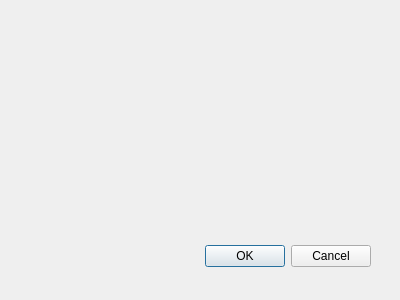
Before: the Qt Designer form sheetproperties.ui in Rolisteam/rolisteam, drawn with Qt 5.
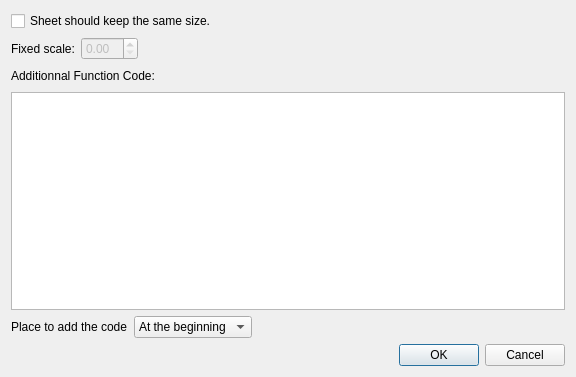
After: the same form once the commit is applied. Icons and pictures are not drawn.

```diff
--- a/sheetproperties.ui
+++ b/sheetproperties.ui
@@ -8,29 +8,149 @@
    <rect>
     <x>0</x>
     <y>0</y>
-    <width>400</width>
-    <height>300</height>
+    <width>576</width>
+    <height>377</height>
    </rect>
   </property>
   <property name="windowTitle">
    <string>Dialog</string>
   </property>
-  <widget name="buttonBox" class="QDialogButtonBox">
-   <property name="geometry">
-    <rect>
-     <x>30</x>
-     <y>240</y>
-     <width>341</width>
-     <height>32</height>
-    </rect>
-   </property>
-   <property name="orientation">
-    <enum>Qt::Horizontal</enum>
-   </property>
-   <property name="standardButtons">
-    <set>QDialogButtonBox::Cancel|QDialogButtonBox::Ok</set>
-   </property>
-  </widget>
+  <property name="windowIcon">
+   <iconset resource="qmlfile.qrc">
+    <normaloff>:/resources/logo/symbol2.png</normaloff>:/resources/logo/symbol2.png</iconset>
+  </property>
+  <layout class="QVBoxLayout" name="verticalLayout">
+   <item>
+    <layout class="QHBoxLayout" name="horizontalLayout_4">
+     <item>
+      <widget class="QCheckBox" name="m_flickable">
+       <property name="text">
+        <string>Sheet should keep the same size.</string>
+       </property>
+      </widget>
+     </item>
+     <item>
+      <spacer name="horizontalSpacer_3">
+       <property name="orientation">
+        <enum>Qt::Horizontal</enum>
+       </property>
+       <property name="sizeHint" stdset="0">
+        <size>
+         <width>40</width>
+         <height>20</height>
+        </size>
+       </property>
+      </spacer>
+     </item>
+    </layout>
+   </item>
+   <item>
+    <layout class="QHBoxLayout" name="horizontalLayout_3">
+     <item>
+      <widget class="QLabel" name="label_2">
+       <property name="text">
+        <string>Fixed scale:</string>
+       </property>
+      </widget>
+     </item>
+     <item>
+      <widget class="QDoubleSpinBox" name="m_fixedScale">
+       <property name="enabled">
+        <bool>false</bool>
+       </property>
+      </widget>
+     </item>
+     <item>
+      <spacer name="horizontalSpacer_2">
+       <property name="orientation">
+        <enum>Qt::Horizontal</enum>
+       </property>
+       <property name="sizeHint" stdset="0">
+        <size>
+         <width>40</width>
+         <height>20</height>
+        </size>
+       </property>
+      </spacer>
+     </item>
+    </layout>
+   </item>
+   <item>
+    <layout class="QHBoxLayout" name="horizontalLayout_2">
+     <item>
+      <widget class="QLabel" name="label">
+       <property name="text">
+        <string>Additionnal Function Code:</string>
+       </property>
+      </widget>
+     </item>
+     <item>
+      <spacer name="horizontalSpacer">
+       <property name="orientation">
+        <enum>Qt::Horizontal</enum>
+       </property>
+       <property name="sizeHint" stdset="0">
+        <size>
+         <width>40</width>
+         <height>20</height>
+        </size>
+       </property>
+      </spacer>
+     </item>
+    </layout>
+   </item>
+   <item>
+    <widget class="QTextEdit" name="m_additionnalCode"/>
+   </item>
+   <item>
+    <layout class="QHBoxLayout" name="horizontalLayout">
+     <item>
+      <widget class="QLabel" name="label_3">
+       <property name="text">
+        <string>Place to add the code</string>
+       </property>
+      </widget>
+     </item>
+     <item>
+      <widget class="QComboBox" name="m_placeToAdditionnal">
+       <item>
+        <property name="text">
+         <string>At the beginning</string>
+        </property>
+       </item>
+       <item>
+        <property name="text">
+         <string>At the end</string>
+        </property>
+       </item>
+      </widget>
+     </item>
+     <item>
+      <spacer name="horizontalSpacer_4">
+       <property name="orientation">
+        <enum>Qt::Horizontal</enum>
+       </property>
+       <property name="sizeHint" stdset="0">
+        <size>
+         <width>40</width>
+         <height>20</height>
+        </size>
+       </property>
+      </spacer>
+     </item>
+    </layout>
+   </item>
+   <item>
+    <widget class="QDialogButtonBox" name="buttonBox">
+     <property name="orientation">
+      <enum>Qt::Horizontal</enum>
+     </property>
+     <property name="standardButtons">
+      <set>QDialogButtonBox::Cancel|QDialogButtonBox::Ok</set>
+     </property>
+    </widget>
+   </item>
+  </layout>
  </widget>
  <pixmapfunction/>
  <resources/>
```
Left out of the diff: 37 changed lines with no effect on the pictures.
